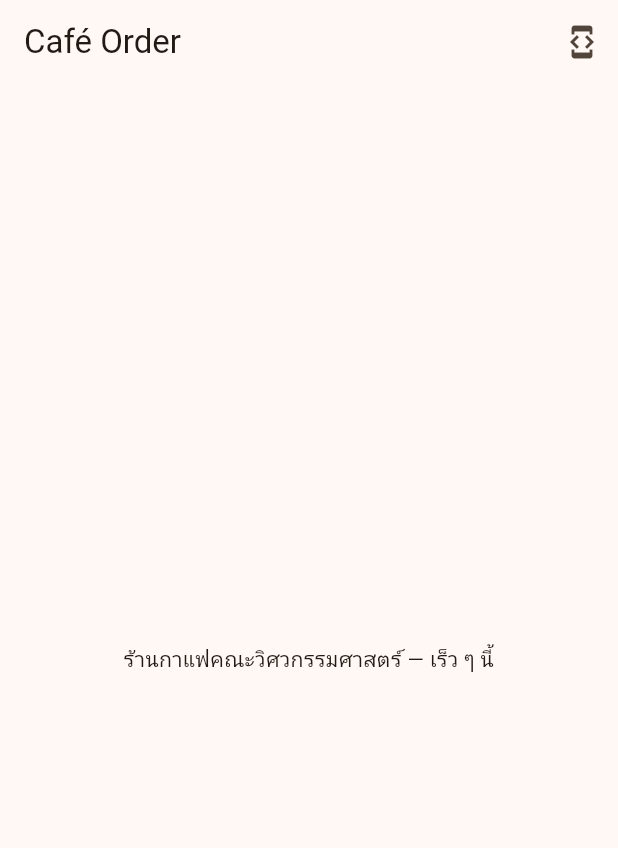
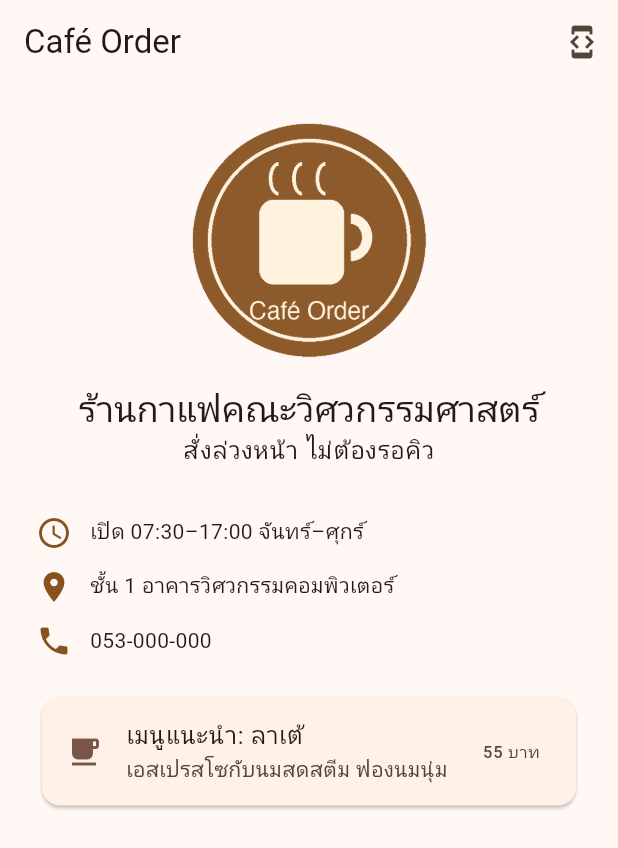
Before and after one commit to Piyaphol-Rmutl/cafe-order, a Flutter app: the screen it shows after launch, on a phone screen of 412 x 824 dp. Shown: the top 848 px of the screen. Run offline on Flutter 3.47's test engine with Material 3 defaults, Android fonts, the phone set to English and light mode, and no system bars.

Commit message:
w03: หน้าแรกของร้าน (โลโก้แอสเซต Text Icon InfoRow) ใช้ cafe_core ผ่าน path dependency
Co-Authored-By: Claude Opus 5.5 <noreply@anthropic.com>

```diff
--- a/lib/main.dart
+++ b/lib/main.dart
@@ -1,6 +1,6 @@
 import 'package:flutter/material.dart';
 
-import 'demos/demo_menu.dart';
+import 'ui/home/home_page.dart';
 
 // จุดเริ่มต้นของแอป: runApp() รับวิดเจ็ตราก
 void main() {
@@ -21,21 +21,3 @@ class CafeOrderApp extends StatelessWidget {
     );
   }
 }
-
-/// หน้าแรก (สัปดาห์ 1 ยังเป็นหน้าว่าง) ลองแก้ข้อความแล้วกด Hot Reload
-class HomePage extends StatelessWidget {
-  const HomePage({super.key});
-
-  @override
-  Widget build(BuildContext context) {
-    return Scaffold(
-      appBar: AppBar(
-        title: const Text('Café Order'),
-        actions: const [DemoMenuButton()],
-      ),
-      body: const Center(
-        child: Text('ร้านกาแฟคณะวิศวกรรมศาสตร์ — เร็ว ๆ นี้'),
-      ),
-    );
-  }
-}
--- /dev/null
+++ b/lib/ui/home/home_page.dart
@@ -0,0 +1,54 @@
+import 'package:cafe_core/cafe_core.dart';
+import 'package:flutter/material.dart';
+
+import '../../demos/demo_menu.dart';
+import 'info_row.dart';
+
+/// หน้าแรกของร้าน: StatelessWidget ที่ประกอบจากวิดเจ็ตพื้นฐาน
+/// ต้นไม้: Scaffold → AppBar + ListView → [Image, Text, Text, InfoRow × 3, Card]
+class HomePage extends StatelessWidget {
+  const HomePage({super.key});
+
+  @override
+  Widget build(BuildContext context) {
+    final textTheme = Theme.of(context).textTheme;
+    final special = sampleMenu.first; // เมนูแนะนำจากแพ็กเกจ cafe_core
+
+    return Scaffold(
+      appBar: AppBar(
+        title: const Text('Café Order'),
+        actions: const [DemoMenuButton()],
+      ),
+      body: ListView(
+        padding: const EdgeInsets.all(24),
+        children: [
+          Image.asset('assets/images/logo.png', height: 160),
+          const SizedBox(height: 16),
+          Text(
+            'ร้านกาแฟคณะวิศวกรรมศาสตร์',
+            style: textTheme.headlineSmall,
+            textAlign: TextAlign.center,
+          ),
+          Text(
+            'สั่งล่วงหน้า ไม่ต้องรอคิว',
+            style: textTheme.bodyLarge,
+            textAlign: TextAlign.center,
+          ),
+          const SizedBox(height: 24),
+          const InfoRow(icon: Icons.schedule, text: 'เปิด 07:30–17:00 จันทร์–ศุกร์'),
+          const InfoRow(icon: Icons.place, text: 'ชั้น 1 อาคารวิศวกรรมคอมพิวเตอร์'),
+          const InfoRow(icon: Icons.phone, text: '053-000-000'),
+          const SizedBox(height: 16),
+          Card(
+            child: ListTile(
+              leading: const Icon(Icons.local_cafe, color: Colors.brown),
+              title: Text('เมนูแนะนำ: ${special.name}'),
+              subtitle: Text(special.description),
+              trailing: Text('${special.price} บาท'),
+            ),
+          ),
+        ],
+      ),
+    );
+  }
+}
--- /dev/null
+++ b/lib/ui/home/info_row.dart
@@ -0,0 +1,23 @@
+import 'package:flutter/material.dart';
+
+/// แถวข้อมูล "ไอคอน + ข้อความ" ที่ใช้ซ้ำได้ (แยกเป็นวิดเจ็ตของตนเอง)
+class InfoRow extends StatelessWidget {
+  const InfoRow({super.key, required this.icon, required this.text});
+
+  final IconData icon;
+  final String text;
+
+  @override
+  Widget build(BuildContext context) {
+    return Padding(
+      padding: const EdgeInsets.symmetric(vertical: 6),
+      child: Row(
+        children: [
+          Icon(icon, color: Theme.of(context).colorScheme.primary),
+          const SizedBox(width: 12),
+          Text(text),
+        ],
+      ),
+    );
+  }
+}
```
Also changed, not shown: pubspec.yaml (+7 -70 lines), assets/images/logo.png (added), pubspec.lock, 1 other file.
